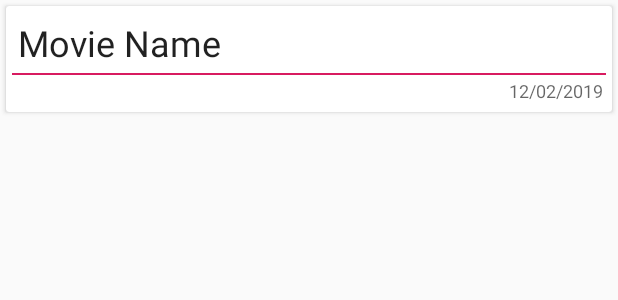
After one commit to willyric17/MovieMVPTest, an Android app: the layout item_movie.xml on its own in the app's theme, with its tools: preview values and no code run, on a phone screen of 412 x 824 dp. The commit adds this screen. Shown: the top 300 px of the screen. Run offline under Robolectric (Android 15) with nearby library versions, the phone set to English and light mode, and no system bars.

Commit message:
Create Movie List Screen

```diff
--- /dev/null
+++ b/app/src/main/cpp/sample.json
@@ -0,0 +1,3 @@
+[{"name":"Top Gun 0","lastUpdated":0},{"name":"Top Gun 1","lastUpdated":10000},{"name":"Top Gun 2","lastUpdated":20000},{"name":"Top Gun 3","lastUpdated":30000},{"name":"TopGun 4","lastUpdated":40000},{"name":"Top Gun 5","lastUpdated":50000},{"name":"Top Gun 6","lastUpdated":60000},{"name":"Top Gun 7","lastUpdated":70000},{"name":"Top Gun 8","lastUpdated":80000},{"name":"Top Gun 9","lastUpdated":90000}]
+
+{"name":"Top Gun 0","description":"As students at the United States Navy's elite fighter weapons school compete to be best in the class, one daring young pilot learns a few things from a civilian instructor that are not taught in the classroom.","score":3.000000,"actors":[{"name":"Tom Cruise","age":50,"imageUrl":""},{"name":"Val Kilmer","age":46,"imageUrl":"https://m.media-amazon.com/images/M/MV5BMTk3ODIzMDA5Ml5BMl5BanBnXkFtZTcwNDY0NTU4Ng@@._V1_UY317_CR4,0,214,317_AL_.jpg"},{"name":"Tim Robbins","age":55,"imageUrl":"https://m.media-amazon.com/images/M/MV5BMTI1OTYxNzAxOF5BMl5BanBnXkFtZTYwNTE5ODI4._V1_UY317_CR16,0,214,317_AL_.jpg"}]}
--- a/app/src/main/java/com/willy/movies/MovieApplication.kt
+++ b/app/src/main/java/com/willy/movies/MovieApplication.kt
@@ -2,6 +2,8 @@ package com.willy.movies
 
 import android.app.Application
 import android.util.Log
+import com.willy.Injector
+import com.willy.MovieApplicationInjector
 import com.willy.movies.model.NativeRepository
 
 class MovieApplication : Application() {
@@ -9,8 +11,6 @@ class MovieApplication : Application() {
     super.onCreate()
     System.loadLibrary("media")
 
-    val repository = NativeRepository()
-    Log.d("json", repository.getMovieData())
-    Log.d("json", repository.getMovieDetailData())
+    Injector.injector = MovieApplicationInjector()
   }
 }
--- /dev/null
+++ b/app/src/main/java/com/willy/movies/presentation/BasePresenter.kt
@@ -0,0 +1,6 @@
+package com.willy.movies.presentation
+
+interface BasePresenter<in V> {
+    fun attach(view: V)
+    fun detach()
+}
--- /dev/null
+++ b/app/src/main/res/layout/item_movie.xml
@@ -0,0 +1,37 @@
+<?xml version="1.0" encoding="utf-8"?>
+<android.support.v7.widget.CardView
+        xmlns:android="http://schemas.android.com/apk/res/android"
+        xmlns:tools="http://schemas.android.com/tools"
+        android:id="@+id/card"
+        android:layout_width="match_parent"
+        android:layout_height="wrap_content"
+        android:layout_margin="4dp"
+        android:padding="8dp">
+
+    <LinearLayout
+            android:orientation="vertical"
+            android:layout_width="match_parent"
+            android:layout_height="match_parent"
+            android:padding="4dp">
+        <TextView
+                android:id="@+id/itemName"
+                android:padding="4dp"
+                tools:text="Movie Name"
+                style="@style/TextAppearance.AppCompat.Headline"
+                android:layout_width="match_parent"
+                android:layout_height="wrap_content"/>
+        <View
+                android:background="@color/colorAccent"
+                android:layout_width="match_parent"
+                android:layout_height="1dp"/>
+        <TextView
+                android:id="@+id/itemDate"
+                android:padding="2dp"
+                android:gravity="end"
+                tools:text="12/02/2019"
+                style="@style/TextAppearance.AppCompat.Caption"
+                android:layout_width="match_parent"
+                android:layout_height="wrap_content"
+        />
+    </LinearLayout>
+</android.support.v7.widget.CardView>
```
Also changed, not shown: app/build.gradle (+8 -3 lines), app/src/main/java/com/willy/Injector.kt (added, +34 -0 lines), app/src/main/java/com/willy/movies/MainActivity.kt (+53 -5 lines), app/src/main/java/com/willy/movies/MovieAdapter.kt (added, +34 -0 lines), app/src/main/java/com/willy/movies/entity/Movie.kt (added, +24 -0 lines), app/src/main/java/com/willy/movies/model/GetMoviesUsecase.kt (added, +27 -0 lines), app/src/main/java/com/willy/movies/model/NativeRepository.kt (+8 -3 lines), app/src/main/java/com/willy/movies/presentation/MovieList.kt (added, +15 -0 lines), app/src/main/java/com/willy/movies/presentation/MovieListPresenter.kt (added, +42 -0 lines), app/src/main/res/layout/activity_main.xml (+14 -11 lines), 6 other files.
